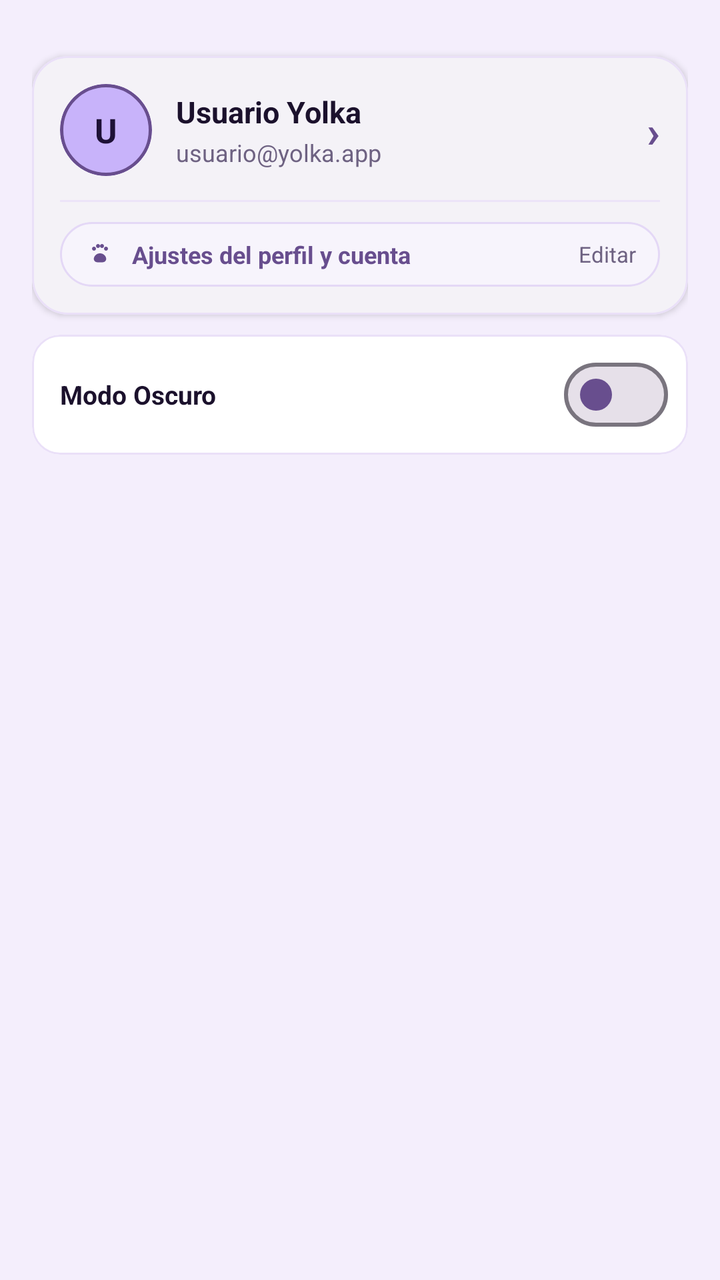
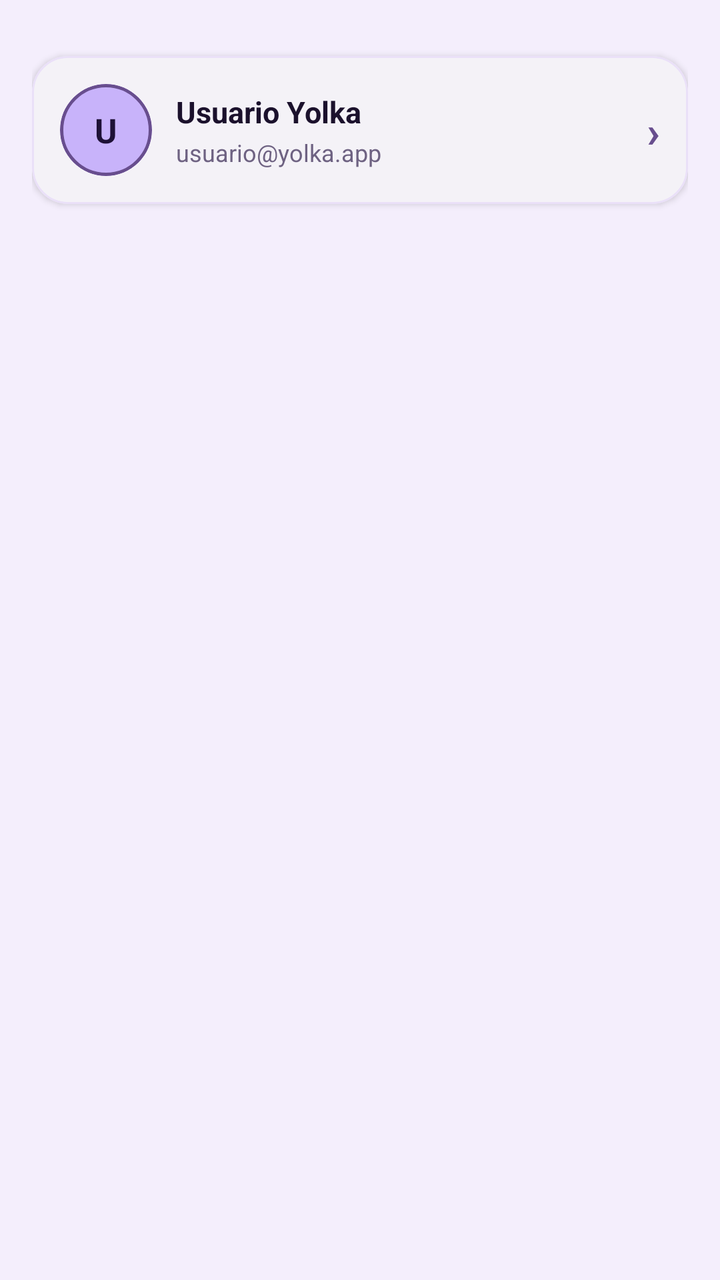

Before-and-after screenshots of an Android layout around one commit, followed by the original layout XML and the change that was made.
<!-- AndroidManifest.xml: application theme Theme.Yolka -->
<!-- res/layout/nav_header_main.xml -->
<?xml version="1.0" encoding="utf-8"?>
<LinearLayout xmlns:android="http://schemas.android.com/apk/res/android"
    xmlns:app="http://schemas.android.com/apk/res-auto"
    android:layout_width="match_parent"
    android:layout_height="wrap_content"
    android:background="@color/yolka_surface_variant"
    android:orientation="vertical"
    android:paddingStart="16dp"
    android:paddingTop="20dp"
    android:paddingEnd="16dp"
    android:paddingBottom="16dp">

    
    <com.google.android.material.card.MaterialCardView
        android:id="@+id/cardDrawerProfile"
        android:layout_width="match_parent"
        android:layout_height="wrap_content"
        android:layout_marginTop="8dp"
        android:clickable="true"
        android:focusable="true"
        android:foreground="?attr/selectableItemBackground"
        app:cardBackgroundColor="@color/yolka_surface"
        app:cardCornerRadius="18dp"
        app:cardElevation="2dp"
        app:strokeColor="@color/yolka_card_stroke"
        app:strokeWidth="1dp">

        <LinearLayout
            android:layout_width="match_parent"
            android:layout_height="wrap_content"
            android:orientation="vertical"
            android:padding="14dp">

            
            <LinearLayout
                android:layout_width="match_parent"
                android:layout_height="wrap_content"
                android:gravity="center_vertical"
                android:orientation="horizontal">

                
                <com.google.android.material.card.MaterialCardView
                    android:layout_width="46dp"
                    android:layout_height="46dp"
                    app:cardBackgroundColor="@color/yolka_primary"
                    app:cardCornerRadius="23dp"
                    app:strokeColor="@color/yolka_primary_deep"
                    app:strokeWidth="1.5dp">

                    <TextView
                        android:id="@+id/tvDrawerUserInitials"
                        android:layout_width="match_parent"
                        android:layout_height="match_parent"
                        android:gravity="center"
                        android:text="U"
                        android:textColor="@color/yolka_on_primary"
                        android:textSize="17sp"
                        android:textStyle="bold" />
                </com.google.android.material.card.MaterialCardView>

                <LinearLayout
                    android:layout_width="0dp"
                    android:layout_height="wrap_content"
                    android:layout_marginStart="12dp"
                    android:layout_weight="1"
                    android:orientation="vertical">

                    <TextView
                        android:id="@+id/tvDrawerUserName"
                        android:layout_width="wrap_content"
                        android:layout_height="wrap_content"
                        android:ellipsize="end"
                        android:maxLines="1"
                        android:text="Usuario Yolka"
                        android:textColor="@color/yolka_text_primary"
                        android:textSize="15sp"
                        android:textStyle="bold" />

                    <TextView
                        android:id="@+id/tvDrawerUserEmail"
                        android:layout_width="wrap_content"
                        android:layout_height="wrap_content"
                        android:layout_marginTop="2dp"
                        android:ellipsize="end"
                        android:maxLines="1"
                        android:text="usuario@yolka.app"
                        android:textColor="@color/yolka_text_secondary"
                        android:textSize="12sp" />
                </LinearLayout>

                <TextView
                    android:layout_width="wrap_content"
                    android:layout_height="wrap_content"
                    android:layout_marginStart="4dp"
                    android:text="›"
                    android:textColor="@color/yolka_primary_deep"
                    android:textSize="22sp"
                    android:textStyle="bold" />
            </LinearLayout>

            <View
                android:layout_width="match_parent"
                android:layout_height="1dp"
                android:layout_marginTop="12dp"
                android:layout_marginBottom="10dp"
                android:background="@color/yolka_divider" />

            
            <LinearLayout
                android:id="@+id/btnDrawerOpenProfile"
                android:layout_width="match_parent"
                android:layout_height="wrap_content"
                android:background="@drawable/bg_pill_input"
                android:gravity="center_vertical"
                android:orientation="horizontal"
                android:paddingStart="12dp"
                android:paddingTop="8dp"
                android:paddingEnd="12dp"
                android:paddingBottom="8dp">

                <ImageView
                    android:layout_width="16dp"
                    android:layout_height="16dp"
                    android:contentDescription="Ajustes de Perfil"
                    android:src="@drawable/ic_yolka_paw"
                    app:tint="@color/yolka_primary_deep" />

                <TextView
                    android:layout_width="0dp"
                    android:layout_height="wrap_content"
                    android:layout_marginStart="8dp"
                    android:layout_weight="1"
                    android:text="Ajustes del perfil y cuenta"
                    android:textColor="@color/yolka_primary_deep"
                    android:textSize="12sp"
                    android:textStyle="bold" />

                <TextView
                    android:layout_width="wrap_content"
                    android:layout_height="wrap_content"
                    android:text="Editar"
                    android:textColor="@color/yolka_text_secondary"
                    android:textSize="11sp" />
            </LinearLayout>

        </LinearLayout>
    </com.google.android.material.card.MaterialCardView>

    
    <com.google.android.material.card.MaterialCardView
        android:layout_width="match_parent"
        android:layout_height="wrap_content"
        android:layout_marginTop="10dp"
        app:cardBackgroundColor="@color/yolka_surface"
        app:cardCornerRadius="14dp"
        app:cardElevation="0dp"
        app:strokeColor="@color/yolka_card_stroke"
        app:strokeWidth="1dp">

        <LinearLayout
            android:layout_width="match_parent"
            android:layout_height="wrap_content"
            android:gravity="center_vertical"
            android:orientation="horizontal"
            android:paddingStart="14dp"
            android:paddingTop="6dp"
            android:paddingEnd="10dp"
            android:paddingBottom="6dp">

            <TextView
                android:layout_width="0dp"
                android:layout_height="wrap_content"
                android:layout_weight="1"
                android:text="Modo Oscuro"
                android:textColor="@color/yolka_text_primary"
                android:textSize="13sp"
                android:textStyle="bold" />

            <com.google.android.material.materialswitch.MaterialSwitch
                android:id="@+id/switchDrawerDarkMode"
                android:layout_width="wrap_content"
                android:layout_height="wrap_content"
                app:thumbTint="@color/yolka_primary_deep" />
        </LinearLayout>
    </com.google.android.material.card.MaterialCardView>

</LinearLayout>
<!-- resources referenced by this layout -->
<resources>
  <color name="yolka_card_stroke">#EAE0F8</color>
  <color name="yolka_divider">#ECE4F8</color>
  <color name="yolka_on_primary">#1E1136</color>
  <color name="yolka_primary">#C8B3FA</color>
  <color name="yolka_primary_deep">#684E8E</color>
  <color name="yolka_surface">#FFFFFF</color>
  <color name="yolka_surface_variant">#F4EEFC</color>
  <color name="yolka_text_primary">#1B112C</color>
  <color name="yolka_text_secondary">#6E6282</color>
  <!-- drawable bg_pill_input (drawable) -->
  <?xml version="1.0" encoding="utf-8"?>
  <shape xmlns:android="http://schemas.android.com/apk/res/android"
      android:shape="rectangle">
      <solid android:color="@color/yolka_input_bg"/>
      <stroke android:width="1dp" android:color="@color/yolka_input_stroke"/>
      <corners android:radius="24dp"/>
  </shape>
  <!-- drawable ic_yolka_paw (drawable) -->
  <?xml version="1.0" encoding="utf-8"?>
  <vector xmlns:android="http://schemas.android.com/apk/res/android"
      android:width="48dp"
      android:height="48dp"
      android:viewportWidth="24"
      android:viewportHeight="24">
      <path
          android:fillColor="#FFFFFF"
          android:pathData="M12,11.5c-2.3,0 -4.2,1.6 -4.6,3.7c-0.3,1.6 1,3 2.6,3h4c1.6,0 2.9,-1.4 2.6,-3C16.2,13.1 14.3,11.5 12,11.5zM7.5,9.5C8.3,9.5 9,8.8 9,8S8.3,6.5 7.5,6.5S6,7.2 6,8S6.7,9.5 7.5,9.5zM10.5,7.5C11.3,7.5 12,6.8 12,6s-0.7,-1.5 -1.5,-1.5S9,5.2 9,6S9.7,7.5 10.5,7.5zM13.5,7.5C14.3,7.5 15,6.8 15,6s-0.7,-1.5 -1.5,-1.5S12,5.2 12,6S12.7,7.5 13.5,7.5zM16.5,9.5C17.3,9.5 18,8.8 18,8s-0.7,-1.5 -1.5,-1.5S15,7.2 15,8S15.7,9.5 16.5,9.5z"/>
  </vector>
  <style name="Theme.Yolka" parent="Theme.Material3.DayNight.NoActionBar">
          <item name="colorPrimary">@color/yolka_primary_deep</item>
          <item name="colorOnPrimary">@color/yolka_on_primary_deep</item>
          <item name="colorPrimaryContainer">@color/yolka_primary</item>
          <item name="colorOnPrimaryContainer">@color/yolka_on_primary</item>
          <item name="colorSecondary">@color/yolka_secondary</item>
          <item name="android:windowBackground">@color/yolka_background</item>
          <item name="colorSurface">@color/yolka_surface</item>
          <item name="colorOnSurface">@color/yolka_text_primary</item>
          <item name="colorSurfaceVariant">@color/yolka_surface_variant</item>
          <item name="colorOnSurfaceVariant">@color/yolka_text_secondary</item>
          <item name="android:statusBarColor">@color/yolka_background</item>
          <item name="android:navigationBarColor">@color/yolka_bottom_nav_bg</item>
          <item name="android:windowLightStatusBar">true</item>
      </style>
  <color name="yolka_input_bg">#F7F4FC</color>
  <color name="yolka_input_stroke">#E4D8F6</color>
  <color name="yolka_on_primary_deep">#FFFFFF</color>
  <color name="yolka_secondary">#5A3E85</color>
  <color name="yolka_background">#FAF7FE</color>
  <color name="yolka_bottom_nav_bg">#F6F1FC</color>
</resources>

<!-- the commit's change to res/layout/nav_header_main.xml (unified diff, before → after) -->
@@ -28,159 +28,68 @@
         <LinearLayout
             android:layout_width="match_parent"
             android:layout_height="wrap_content"
-            android:orientation="vertical"
+            android:gravity="center_vertical"
+            android:orientation="horizontal"
             android:padding="14dp">
 
             
-            <LinearLayout
-                android:layout_width="match_parent"
-                android:layout_height="wrap_content"
-                android:gravity="center_vertical"
-                android:orientation="horizontal">
-
-                
-                <com.google.android.material.card.MaterialCardView
-                    android:layout_width="46dp"
-                    android:layout_height="46dp"
-                    app:cardBackgroundColor="@color/yolka_primary"
-                    app:cardCornerRadius="23dp"
-                    app:strokeColor="@color/yolka_primary_deep"
-                    app:strokeWidth="1.5dp">
-
-                    <TextView
-                        android:id="@+id/tvDrawerUserInitials"
-                        android:layout_width="match_parent"
-                        android:layout_height="match_parent"
-                        android:gravity="center"
-                        android:text="U"
-                        android:textColor="@color/yolka_on_primary"
-                        android:textSize="17sp"
-                        android:textStyle="bold" />
-                </com.google.android.material.card.MaterialCardView>
-
-                <LinearLayout
-                    android:layout_width="0dp"
-                    android:layout_height="wrap_content"
-                    android:layout_marginStart="12dp"
-                    android:layout_weight="1"
-                    android:orientation="vertical">
-
-                    <TextView
-                        android:id="@+id/tvDrawerUserName"
-                        android:layout_width="wrap_content"
-                        android:layout_height="wrap_content"
-                        android:ellipsize="end"
-                        android:maxLines="1"
-                        android:text="Usuario Yolka"
-                        android:textColor="@color/yolka_text_primary"
-                        android:textSize="15sp"
-                        android:textStyle="bold" />
-
-                    <TextView
-                        android:id="@+id/tvDrawerUserEmail"
-                        android:layout_width="wrap_content"
-                        android:layout_height="wrap_content"
-                        android:layout_marginTop="2dp"
-                        android:ellipsize="end"
-                        android:maxLines="1"
-                        android:text="usuario@yolka.app"
-                        android:textColor="@color/yolka_text_secondary"
-                        android:textSize="12sp" />
-                </LinearLayout>
+            <com.google.android.material.card.MaterialCardView
+                android:layout_width="46dp"
+                android:layout_height="46dp"
+                app:cardBackgroundColor="@color/yolka_primary"
+                app:cardCornerRadius="23dp"
+                app:strokeColor="@color/yolka_primary_deep"
+                app:strokeWidth="1.5dp">
 
                 <TextView
+                    android:id="@+id/tvDrawerUserInitials"
+                    android:layout_width="match_parent"
+                    android:layout_height="match_parent"
+                    android:gravity="center"
+                    android:text="U"
+                    android:textColor="@color/yolka_on_primary"
+                    android:textSize="17sp"
+                    android:textStyle="bold" />
+            </com.google.android.material.card.MaterialCardView>
+
+            <LinearLayout
+                android:layout_width="0dp"
+                android:layout_height="wrap_content"
+                android:layout_marginStart="12dp"
+                android:layout_weight="1"
+                android:orientation="vertical">
+
+                <TextView
+                    android:id="@+id/tvDrawerUserName"
                     android:layout_width="wrap_content"
                     android:layout_height="wrap_content"
-                    android:layout_marginStart="4dp"
-                    android:text="›"
-                    android:textColor="@color/yolka_primary_deep"
-                    android:textSize="22sp"
-                    android:textStyle="bold" />
-            </LinearLayout>
-
-            <View
-                android:layout_width="match_parent"
-                android:layout_height="1dp"
-                android:layout_marginTop="12dp"
-                android:layout_marginBottom="10dp"
-                android:background="@color/yolka_divider" />
-
-            
-            <LinearLayout
-                android:id="@+id/btnDrawerOpenProfile"
-                android:layout_width="match_parent"
-                android:layout_height="wrap_content"
-                android:background="@drawable/bg_pill_input"
-                android:gravity="center_vertical"
-                android:orientation="horizontal"
-                android:paddingStart="12dp"
-                android:paddingTop="8dp"
-                android:paddingEnd="12dp"
-                android:paddingBottom="8dp">
-
-                <ImageView
-                    android:layout_width="16dp"
-                    android:layout_height="16dp"
-                    android:contentDescription="Ajustes de Perfil"
-                    android:src="@drawable/ic_yolka_paw"
-                    app:tint="@color/yolka_primary_deep" />
-
-                <TextView
-                    android:layout_width="0dp"
-                    android:layout_height="wrap_content"
-                    android:layout_marginStart="8dp"
-                    android:layout_weight="1"
-                    android:text="Ajustes del perfil y cuenta"
-                    android:textColor="@color/yolka_primary_deep"
-                    android:textSize="12sp"
+                    android:ellipsize="end"
+                    android:maxLines="1"
+                    android:text="Usuario Yolka"
+                    android:textColor="@color/yolka_text_primary"
+                    android:textSize="15sp"
                     android:textStyle="bold" />
 
                 <TextView
+                    android:id="@+id/tvDrawerUserEmail"
                     android:layout_width="wrap_content"
                     android:layout_height="wrap_content"
-                    android:text="Editar"
+                    android:layout_marginTop="2dp"
+                    android:ellipsize="end"
+                    android:maxLines="1"
+                    android:text="usuario@yolka.app"
                     android:textColor="@color/yolka_text_secondary"
-                    android:textSize="11sp" />
+                    android:textSize="12sp" />
             </LinearLayout>
 
-        </LinearLayout>
-    </com.google.android.material.card.MaterialCardView>
-
-    
-    <com.google.android.material.card.MaterialCardView
-        android:layout_width="match_parent"
-        android:layout_height="wrap_content"
-        android:layout_marginTop="10dp"
-        app:cardBackgroundColor="@color/yolka_surface"
-        app:cardCornerRadius="14dp"
-        app:cardElevation="0dp"
-        app:strokeColor="@color/yolka_card_stroke"
-        app:strokeWidth="1dp">
-
-        <LinearLayout
-            android:layout_width="match_parent"
-            android:layout_height="wrap_content"
-            android:gravity="center_vertical"
-            android:orientation="horizontal"
-            android:paddingStart="14dp"
-            android:paddingTop="6dp"
-            android:paddingEnd="10dp"
-            android:paddingBottom="6dp">
-
             <TextView
-                android:layout_width="0dp"
-                android:layout_height="wrap_content"
-                android:layout_weight="1"
-                android:text="Modo Oscuro"
-                android:textColor="@color/yolka_text_primary"
-                android:textSize="13sp"
-                android:textStyle="bold" />
-
-            <com.google.android.material.materialswitch.MaterialSwitch
-                android:id="@+id/switchDrawerDarkMode"
                 android:layout_width="wrap_content"
                 android:layout_height="wrap_content"
-                app:thumbTint="@color/yolka_primary_deep" />
+                android:layout_marginStart="4dp"
+                android:text="›"
+                android:textColor="@color/yolka_primary_deep"
+                android:textSize="22sp"
+                android:textStyle="bold" />
         </LinearLayout>
     </com.google.android.material.card.MaterialCardView>
 
<!-- resource entries referenced after the edit -->
@@ -1,7 +1,6 @@
 <!-- resources referenced by this layout -->
 <resources>
   <color name="yolka_card_stroke">#EAE0F8</color>
-  <color name="yolka_divider">#ECE4F8</color>
   <color name="yolka_on_primary">#1E1136</color>
   <color name="yolka_primary">#C8B3FA</color>
   <color name="yolka_primary_deep">#684E8E</color>
@@ -9,25 +8,6 @@
   <color name="yolka_surface_variant">#F4EEFC</color>
   <color name="yolka_text_primary">#1B112C</color>
   <color name="yolka_text_secondary">#6E6282</color>
-  <!-- drawable bg_pill_input (drawable) -->
-  <?xml version="1.0" encoding="utf-8"?>
-  <shape xmlns:android="http://schemas.android.com/apk/res/android"
-      android:shape="rectangle">
-      <solid android:color="@color/yolka_input_bg"/>
-      <stroke android:width="1dp" android:color="@color/yolka_input_stroke"/>
-      <corners android:radius="24dp"/>
-  </shape>
-  <!-- drawable ic_yolka_paw (drawable) -->
-  <?xml version="1.0" encoding="utf-8"?>
-  <vector xmlns:android="http://schemas.android.com/apk/res/android"
-      android:width="48dp"
-      android:height="48dp"
-      android:viewportWidth="24"
-      android:viewportHeight="24">
-      <path
-          android:fillColor="#FFFFFF"
-          android:pathData="M12,11.5c-2.3,0 -4.2,1.6 -4.6,3.7c-0.3,1.6 1,3 2.6,3h4c1.6,0 2.9,-1.4 2.6,-3C16.2,13.1 14.3,11.5 12,11.5zM7.5,9.5C8.3,9.5 9,8.8 9,8S8.3,6.5 7.5,6.5S6,7.2 6,8S6.7,9.5 7.5,9.5zM10.5,7.5C11.3,7.5 12,6.8 12,6s-0.7,-1.5 -1.5,-1.5S9,5.2 9,6S9.7,7.5 10.5,7.5zM13.5,7.5C14.3,7.5 15,6.8 15,6s-0.7,-1.5 -1.5,-1.5S12,5.2 12,6S12.7,7.5 13.5,7.5zM16.5,9.5C17.3,9.5 18,8.8 18,8s-0.7,-1.5 -1.5,-1.5S15,7.2 15,8S15.7,9.5 16.5,9.5z"/>
-  </vector>
   <style name="Theme.Yolka" parent="Theme.Material3.DayNight.NoActionBar">
           <item name="colorPrimary">@color/yolka_primary_deep</item>
           <item name="colorOnPrimary">@color/yolka_on_primary_deep</item>
@@ -43,8 +23,6 @@
           <item name="android:navigationBarColor">@color/yolka_bottom_nav_bg</item>
           <item name="android:windowLightStatusBar">true</item>
       </style>
-  <color name="yolka_input_bg">#F7F4FC</color>
-  <color name="yolka_input_stroke">#E4D8F6</color>
   <color name="yolka_on_primary_deep">#FFFFFF</color>
   <color name="yolka_secondary">#5A3E85</color>
   <color name="yolka_background">#FAF7FE</color>
